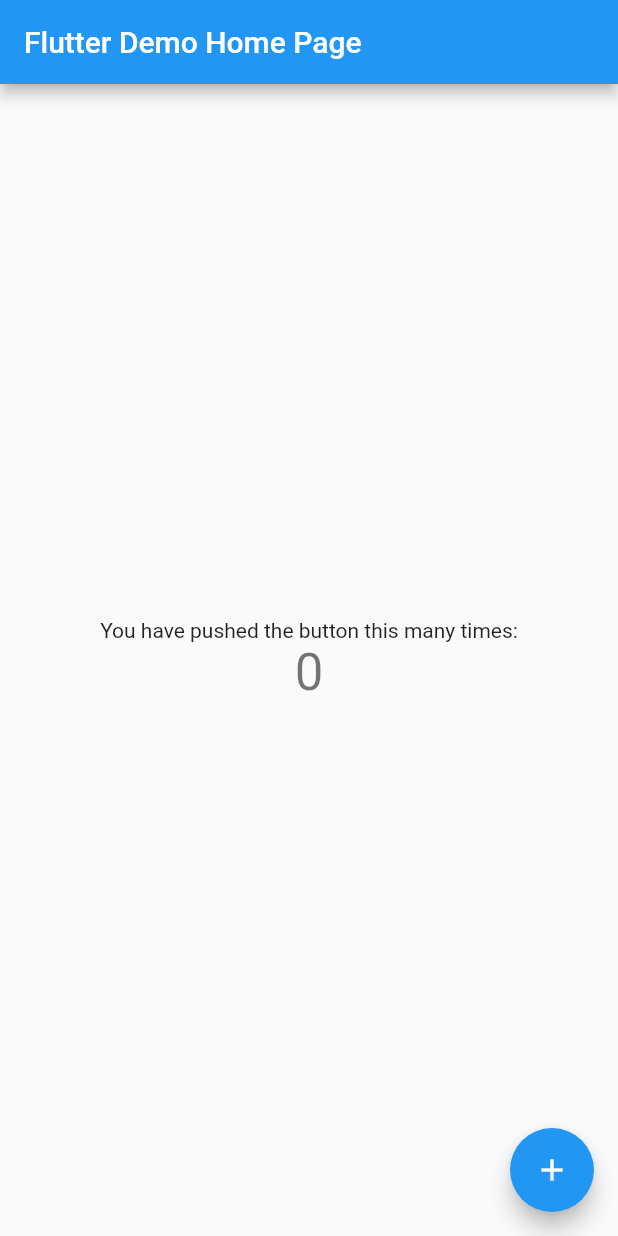
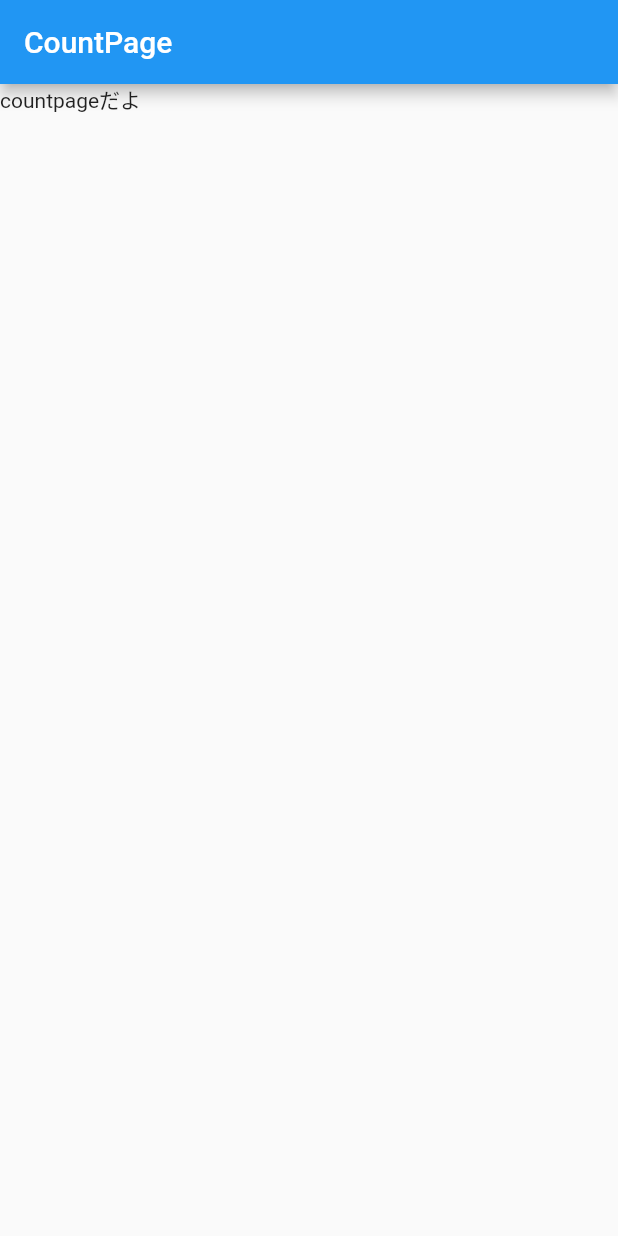
Before and after one commit to tttuuu1234/revorpod_count_app, a Flutter app: the screen it shows after launch, on a phone screen of 412 x 824 dp. Run offline on Flutter 3.47's test engine with Material 2 defaults, Android fonts, the phone set to English and light mode, and no system bars.

Commit message:
countpageの作成

```diff
--- /dev/null
+++ b/lib/app.dart
@@ -0,0 +1,15 @@
+import 'package:flutter/material.dart';
+import 'package:reverpod_count_app/ui/count/count_page.dart';
+
+class ReverpodCountApp extends StatelessWidget {
+  @override
+  Widget build(BuildContext context) {
+    return MaterialApp(
+      title: 'ReverpodCountApp',
+      theme: ThemeData(
+        primaryColor: Colors.blue
+      ),
+      home: CountPage(),
+    );
+  }
+}
--- a/lib/main.dart
+++ b/lib/main.dart
@@ -1,68 +1,6 @@
 import 'package:flutter/material.dart';
+import 'package:reverpod_count_app/app.dart';
 
 void main() {
-  runApp(MyApp());
+  runApp(ReverpodCountApp());
 }
-
-class MyApp extends StatelessWidget {
-  // This widget is the root of your application.
-  @override
-  Widget build(BuildContext context) {
-    return MaterialApp(
-      title: 'Flutter Demo',
-      theme: ThemeData(
-        primarySwatch: Colors.blue,
-      ),
-      home: MyHomePage(title: 'Flutter Demo Home Page'),
-    );
-  }
-}
-
-class MyHomePage extends StatefulWidget {
-  MyHomePage({Key key, this.title}) : super(key: key);
-  final String title;
-  @override
-  _MyHomePageState createState() => _MyHomePageState();
-}
-
-class _MyHomePageState extends State<MyHomePage> {
-  int _counter = 0;
-
-  void _incrementCounter() {
-    setState(() {
-      _counter++;
-    });
-  }
-
-  @override
-  Widget build(BuildContext context) {
-    return Scaffold(
-      appBar: AppBar(
-        // Here we take the value from the MyHomePage object that was created by
-        // the App.build method, and use it to set our appbar title.
-        title: Text(widget.title),
-      ),
-      body: Center(
-        // Center is a layout widget. It takes a single child and positions it
-        // in the middle of the parent.
-        child: Column(
-          mainAxisAlignment: MainAxisAlignment.center,
-          children: <Widget>[
-            Text(
-              'You have pushed the button this many times:',
-            ),
-            Text(
-              '$_counter',
-              style: Theme.of(context).textTheme.headline4,
-            ),
-          ],
-        ),
-      ),
-      floatingActionButton: FloatingActionButton(
-        onPressed: _incrementCounter,
-        tooltip: 'Increment',
-        child: Icon(Icons.add),
-      ), // This trailing comma makes auto-formatting nicer for build methods.
-    );
-  }
-}
--- /dev/null
+++ b/lib/ui/count/count_page.dart
@@ -0,0 +1,17 @@
+import 'package:flutter/material.dart';
+
+class CountPage extends StatelessWidget {
+  @override
+  Widget build(BuildContext context) {
+    return Scaffold(
+      appBar: AppBar(
+        title: Text('CountPage'),
+      ),
+      body: Column(
+        children: [
+          Text('countpageだよ')
+        ],
+      ),
+    );
+  }
+}
```
Also changed, not shown: lib/ui/count/count_view_model.dart (added), 1 other file.
